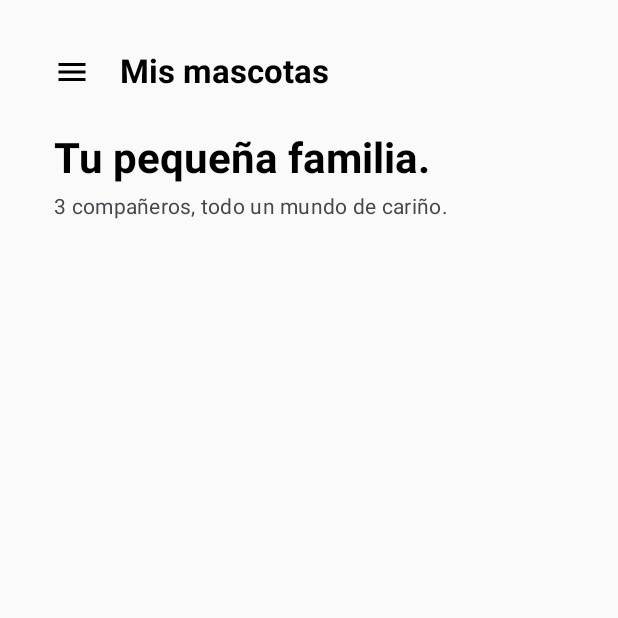
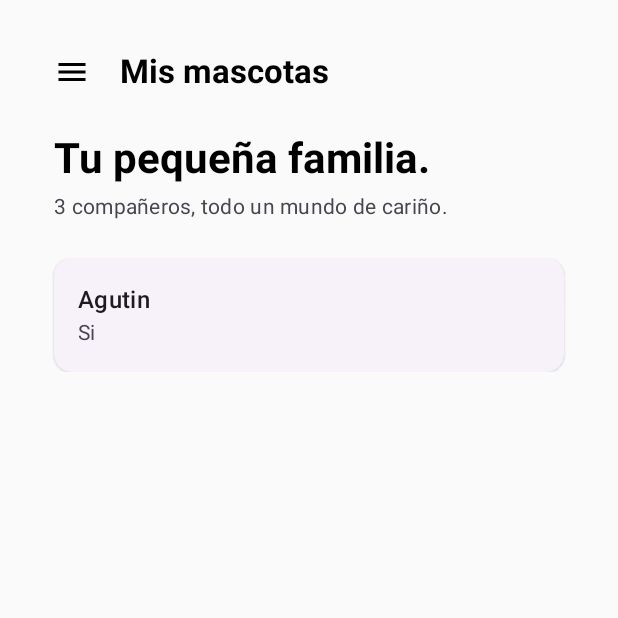
Before and after one commit to Adrian190907/ProyectoAndroidStudio, an Android app built with Jetpack Compose: the screen it shows after launch (MainActivity), on a phone screen of 412 x 824 dp, the top half of it. Run offline under Robolectric (Android 15) with nearby library versions, the phone set to English and light mode, and no system bars.

Commit message:
"Añade primera pantalla"

```diff
--- a/app/src/main/java/com/example/proyectoandroidstudio/MainActivity.kt
+++ b/app/src/main/java/com/example/proyectoandroidstudio/MainActivity.kt
@@ -8,10 +8,14 @@ import androidx.compose.foundation.layout.Column
 import androidx.compose.foundation.layout.Row
 import androidx.compose.foundation.layout.Spacer
 import androidx.compose.foundation.layout.fillMaxSize
+import androidx.compose.foundation.layout.fillMaxWidth
 import androidx.compose.foundation.layout.height
 import androidx.compose.foundation.layout.padding
+import androidx.compose.foundation.lazy.LazyColumn
 import androidx.compose.material.icons.Icons
 import androidx.compose.material.icons.filled.Menu
+import androidx.compose.material3.Card
+import androidx.compose.material3.ElevatedCard
 import androidx.compose.material3.Icon
 import androidx.compose.material3.IconButton
 import androidx.compose.material3.MaterialTheme
@@ -75,6 +79,30 @@ fun PantallaMisMascotas() {
                 color = MaterialTheme.colorScheme.onSurfaceVariant
             )
         }
+
+        LazyColumn(
+            modifier = Modifier.padding(horizontal = 12.dp, vertical = 8.dp),
+            verticalArrangement = Arrangement.spacedBy(4.dp)
+        ) {
+            item {
+                ElevatedCard(
+                    modifier = Modifier.fillMaxWidth(),
+                    onClick = { /* abrir detalle */ },
+                ) {
+                    Column(modifier = Modifier.padding(16.dp)) {
+                        Text(
+                            text = "Agutin",
+                            style = MaterialTheme.typography.titleMedium,
+                        )
+                        Text(
+                            text = "Si",
+                            style = MaterialTheme.typography.bodyMedium,
+                            color = MaterialTheme.colorScheme.onSurfaceVariant,
+                        )
+                    }
+                }
+            }
+        }
     }
 }
 
```
